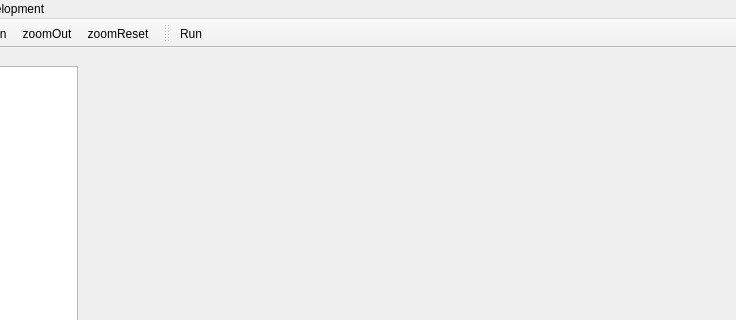
Old version of the form src/libdynamind-gui/dmmainwindow.ui in the repository iut-ibk/DynaMind-ToolBox; both pictures show x 196 to 932 and y 0 to 320 of the 932 by 756 pixel window.
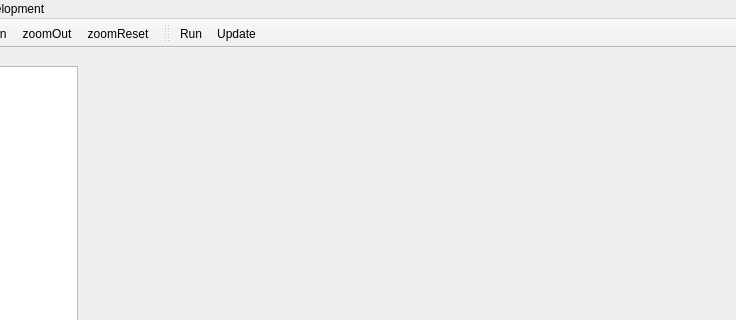
New version of the form. Icons and pictures are not drawn.

```diff
--- a/src/libdynamind-gui/dmmainwindow.ui
+++ b/src/libdynamind-gui/dmmainwindow.ui
@@ -625,6 +625,7 @@
     <bool>false</bool>
    </attribute>
    <addaction name="actionRun"/>
+   <addaction name="actionUpdate"/>
   </widget>
   <action name="actionRun">
    <property name="icon">
@@ -726,6 +727,11 @@
     <string>Reload Modules</string>
    </property>
   </action>
+  <action name="actionUpdate">
+   <property name="text">
+    <string>Update</string>
+   </property>
+  </action>
  </widget>
  <resources>
   <include location="../dynamind-modelbuilder/icons.qrc"/>
```
